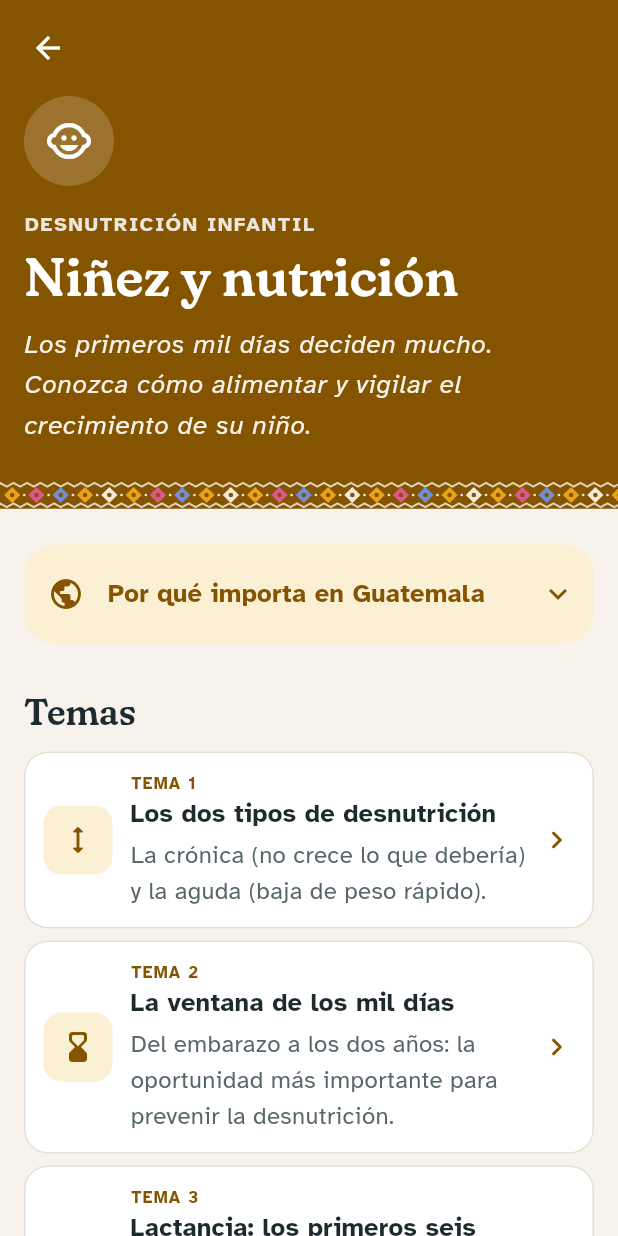
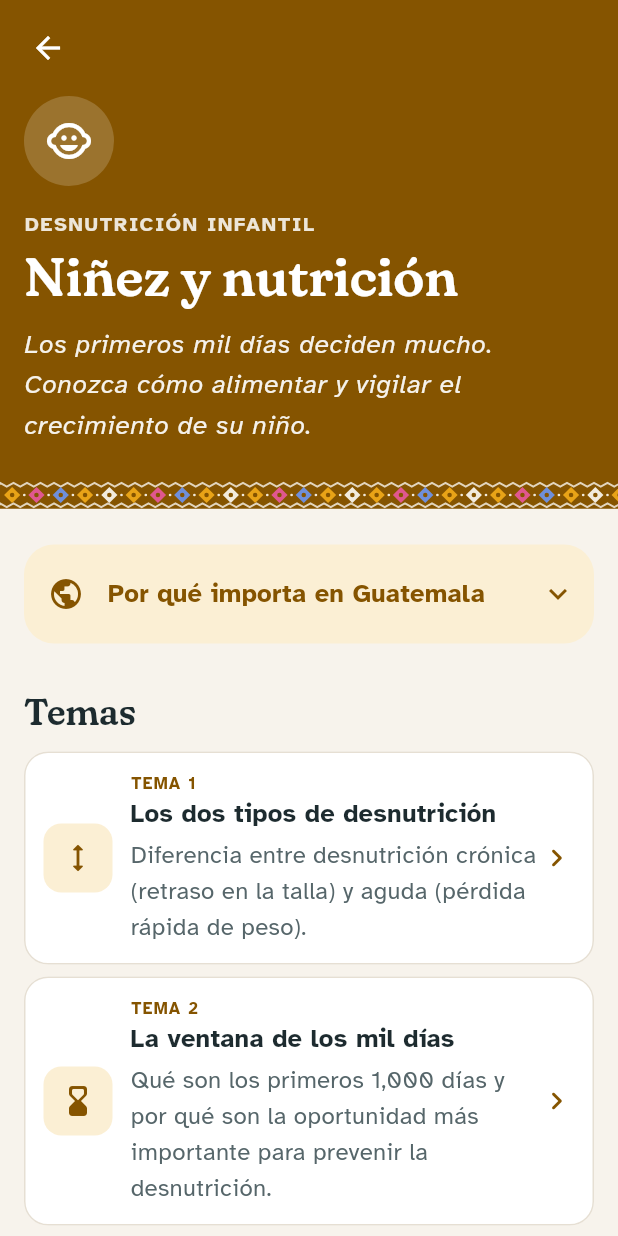
Before and after one commit to gabrielyat-sketch/Proyecto-grupo, a Flutter app: the screen it shows after launch, after a tap on "Niñez y nutrición", on a phone screen of 412 x 824 dp. Run offline on Flutter 3.47's test engine with Material 3 defaults, Android fonts, the phone set to English and light mode, and no system bars.

Commit message:
App movil: textos fieles al documento del CAP
Se comparo linea por linea el documento con la app. No faltaba
contenido, pero habia titulos y resumenes acortados y detalles que
cambiaban el sentido:

- Unos 20 titulos y resumenes vuelven a decir lo del documento.
- "Cerca de 1 de cada 4 mujeres": se habia perdido el "cerca de" y la
  cifra parecia exacta.
- Frases que faltaban: "Esto confunde a muchas familias", "los datos
  son duros y recientes", "que es una de las principales causas".
- Emergencias: "24 horas", como dice el documento (el "todos los dias"
  no venia en el).

Co-Authored-By: Claude Opus 5.5 (1M context) <noreply@anthropic.com>

```diff
--- a/cap-movil/lib/datos/datos_cap.dart
+++ b/cap-movil/lib/datos/datos_cap.dart
@@ -37,5 +37,5 @@ abstract final class DatosCap {
   static const bool cifrasPresionVerificadas = false;
 
   /// Atención de emergencias. Este sí viene confirmado en el documento.
-  static const String horarioEmergencias = '24 horas, todos los días';
+  static const String horarioEmergencias = '24 horas';
 }
--- a/cap-movil/lib/datos/eje_embarazo.dart
+++ b/cap-movil/lib/datos/eje_embarazo.dart
@@ -52,10 +52,10 @@ const ejeEmbarazo = Eje(
   porQueImporta: [
     Parrafo(
         'Guatemala tiene una **Ley para la Maternidad Saludable** (Decreto 32-2010) que obliga al Estado a garantizar atención prenatal gratuita, con énfasis en la cantidad de controles, la vigilancia nutricional de la mujer y la identificación de signos de peligro.'),
-    Cifra('1 de cada 4',
-        'mujeres no llega al mínimo de cuatro controles prenatales recomendados. El problema es mayor en el área rural.'),
     Parrafo(
-        'Hasta julio de 2026 el OSAR registró **1,294 embarazos en niñas de 10 a 14 años** en el país, con Alta Verapaz en segundo lugar (185 casos), solo detrás de Huehuetenango. Durante 2025 hubo 2,101 nacimientos de niñas de 10 a 14 años y 54,788 partos de adolescentes de 15 a 19 años.'),
+        'Aun así, cerca de **1 de cada 4 mujeres** no llega al mínimo de cuatro controles prenatales recomendados, y el problema es mayor en el área rural.'),
+    Parrafo(
+        'Sobre embarazo en niñas y adolescentes, los datos son duros y recientes. Hasta julio de 2026 el OSAR registró **1,294 embarazos en niñas de 10 a 14 años** en el país, con Alta Verapaz en segundo lugar (185 casos), solo detrás de Huehuetenango. Durante 2025 hubo 2,101 nacimientos de niñas de 10 a 14 años y 54,788 partos de adolescentes de 15 a 19 años.'),
     Aviso(Tono.cuidado,
         'Las niñas menores de 15 años tienen **14 veces más probabilidad** de morir durante el embarazo o el parto, y sus bebés tienen más riesgo de desnutrición crónica y muerte.'),
   ],
@@ -84,7 +84,7 @@ const ejeEmbarazo = Eje(
       ),
       Leccion(
         id: 'emb-control',
-        titulo: 'El control prenatal',
+        titulo: 'El control prenatal: cuántas veces y para qué',
         resumen: 'Cuántas veces ir y qué le hacen en cada visita.',
         icono: Icons.event_available_outlined,
         bloques: [
@@ -123,9 +123,9 @@ const ejeEmbarazo = Eje(
       ),
       Leccion(
         id: 'emb-alimentacion',
-        titulo: 'Alimentación en el embarazo',
+        titulo: 'Alimentación durante el embarazo',
         resumen:
-            'Qué comer con alimentos de la región, y por qué importan el hierro y el ácido fólico.',
+            'Qué comer durante el embarazo con alimentos de la región, y por qué el hierro y el ácido fólico importan.',
         icono: Icons.restaurant_rounded,
         bloques: [
           Parrafo(
@@ -162,7 +162,7 @@ const ejeEmbarazo = Eje(
       Leccion(
         id: 'emb-cuidados',
         titulo: 'Cuidados durante el embarazo',
-        resumen: 'Descanso, trabajo, higiene, sueño y ánimo.',
+        resumen: 'Descanso, trabajo, higiene, sueño y ánimo durante el embarazo.',
         icono: Icons.spa_outlined,
         bloques: [
           Lista([
@@ -183,7 +183,7 @@ const ejeEmbarazo = Eje(
       Leccion(
         id: 'emb-alarma',
         titulo: 'Señales de peligro en el embarazo',
-        resumen: 'Cuándo una embarazada debe buscar atención inmediata.',
+        resumen: 'Señales por las que una embarazada debe buscar atención inmediata.',
         icono: Icons.warning_amber_rounded,
         esAlarma: true,
         bloques: [
@@ -191,7 +191,7 @@ const ejeEmbarazo = Eje(
               'Vaya **de inmediato** al CAP o al hospital si presenta cualquiera de estas señales, a cualquier hora del día o de la noche:'),
           Senales(senalesEmbarazo),
           Aviso(Tono.alarma,
-              '**Dolor de cabeza fuerte + ver borroso + hinchazón de cara y manos.** Pueden ser señal de presión alta del embarazo, una de las principales causas de muerte materna. No espere.',
+              '**Dolor de cabeza fuerte + ver borroso + hinchazón de cara y manos.** Pueden ser señal de presión alta del embarazo, que es una de las principales causas de muerte materna. No espere.',
               titulo: 'Las tres más peligrosas juntas'),
           Aviso(Tono.consejo,
               'Tenga listo desde ahora: cómo va a llegar al servicio de salud, quién la lleva, quién cuida a los demás niños, y su carné de embarazada a la mano.'),
@@ -202,7 +202,7 @@ const ejeEmbarazo = Eje(
       Leccion(
         id: 'emb-parto',
         titulo: 'El parto y el plan de parto',
-        resumen: 'Cómo prepararse y qué decidir antes.',
+        resumen: 'Cómo prepararse para el parto y qué decisiones tomar antes.',
         icono: Icons.checklist_rounded,
         bloques: [
           Parrafo(
@@ -229,9 +229,9 @@ const ejeEmbarazo = Eje(
       ),
       Leccion(
         id: 'emb-posparto',
-        titulo: 'Después del parto',
+        titulo: 'Después del parto: usted y su bebé',
         resumen:
-            'Cuidados de usted y de su bebé, y señales de peligro en los primeros días.',
+            'Cuidados del puerperio, señales de peligro después del parto y el control posparto.',
         icono: Icons.child_friendly_outlined,
         bloques: [
           Parrafo(
@@ -240,7 +240,7 @@ const ejeEmbarazo = Eje(
               'Debe recibir atención dentro de las **primeras 24 a 48 horas** después del parto, y luego según le indiquen. Si el parto fue en casa, personal calificado debe visitarla en ese plazo.',
               titulo: 'Control posparto'),
           Senales(senalesPosparto,
-              titulo: 'Señales de peligro en la madre — busque atención de inmediato'),
+              titulo: 'Señales de peligro en la madre después del parto — busque atención de inmediato'),
           Senales(senalesRecienNacido,
               titulo: 'Señales de peligro en el recién nacido'),
           Aviso(Tono.consejo,
@@ -250,7 +250,7 @@ const ejeEmbarazo = Eje(
       ),
       Leccion(
         id: 'emb-espacios',
-        titulo: 'Espacio entre embarazos',
+        titulo: 'Espacios después del embarazo',
         resumen:
             'Por qué esperar entre un embarazo y otro protege a la madre y a los hijos.',
         icono: Icons.date_range_outlined,
@@ -276,7 +276,8 @@ const ejeEmbarazo = Eje(
       Leccion(
         id: 'pf-ley',
         titulo: 'Qué es y qué dice la ley',
-        resumen: 'Su derecho a la planificación familiar, gratis en el sistema público.',
+        resumen:
+            'Derecho a los servicios de planificación familiar en Guatemala y gratuidad en el sistema público.',
         icono: Icons.gavel_rounded,
         bloques: [
           Parrafo(
@@ -298,8 +299,9 @@ const ejeEmbarazo = Eje(
       ),
       Leccion(
         id: 'pf-metodos',
-        titulo: 'Los métodos del MSPAS',
-        resumen: 'Cómo funciona cada método y para quién es más apropiado.',
+        titulo: 'Los métodos disponibles en el MSPAS',
+        resumen:
+            'Lista de los métodos que entrega el sistema público, cómo funcionan y para quién son más apropiados.',
         icono: Icons.grid_view_rounded,
         bloques: [
           Parrafo(
@@ -360,7 +362,7 @@ const ejeEmbarazo = Eje(
       ),
       Leccion(
         id: 'pf-emergencia',
-        titulo: 'La píldora de emergencia',
+        titulo: 'La píldora de emergencia (PAE)',
         resumen: 'Qué es la anticoncepción de emergencia, cuándo se usa y qué no es.',
         icono: Icons.medication_liquid_outlined,
         bloques: [
@@ -381,7 +383,8 @@ const ejeEmbarazo = Eje(
       Leccion(
         id: 'pf-its',
         titulo: 'Infecciones de transmisión sexual y VIH',
-        resumen: 'Cómo prevenirlas y por qué hacerse la prueba en el embarazo.',
+        resumen:
+            'Prevención básica de ITS, importancia del condón y de la prueba en el embarazo.',
         icono: Icons.shield_outlined,
         bloques: [
           Parrafo(
@@ -412,7 +415,7 @@ const ejeEmbarazo = Eje(
         id: 'ado-magnitud',
         titulo: 'Por qué importa la edad',
         resumen:
-            'El embarazo adolescente en Guatemala y en las Verapaces, y sus riesgos reales.',
+            'La magnitud del embarazo adolescente en Guatemala y en Alta y Baja Verapaz, y sus riesgos reales.',
         icono: Icons.insights_rounded,
         bloques: [
           Parrafo(
@@ -435,9 +438,9 @@ const ejeEmbarazo = Eje(
       ),
       Leccion(
         id: 'ado-ley',
-        titulo: 'Lo que dice la ley',
+        titulo: 'Lo que dice la ley en Guatemala',
         resumen:
-            'Toda relación sexual con una menor de 14 años es violación. Dónde denunciar.',
+            'En Guatemala, toda relación sexual con una menor de 14 años es violación. Ruta de denuncia.',
         icono: Icons.balance_rounded,
         bloques: [
           Parrafo(
@@ -470,7 +473,8 @@ const ejeEmbarazo = Eje(
       Leccion(
         id: 'ado-decidir',
         titulo: 'Para adolescentes: decidir con información',
-        resumen: 'Sus derechos en el servicio de salud y cómo prevenir un embarazo.',
+        resumen:
+            'Derechos de la persona adolescente en los servicios de salud y cómo prevenir un embarazo.',
         icono: Icons.lightbulb_outline_rounded,
         bloques: [
           Parrafo(
--- a/cap-movil/lib/datos/eje_ninez.dart
+++ b/cap-movil/lib/datos/eje_ninez.dart
@@ -46,7 +46,7 @@ const ejeNinez = Eje(
         id: 'ninez-tipos',
         titulo: 'Los dos tipos de desnutrición',
         resumen:
-            'La crónica (no crece lo que debería) y la aguda (baja de peso rápido).',
+            'Diferencia entre desnutrición crónica (retraso en la talla) y aguda (pérdida rápida de peso).',
         icono: Icons.height_rounded,
         bloques: [
           Subtitulo('Desnutrición crónica: el niño no crece lo que debería'),
@@ -67,7 +67,7 @@ const ejeNinez = Eje(
         id: 'ninez-mil-dias',
         titulo: 'La ventana de los mil días',
         resumen:
-            'Del embarazo a los dos años: la oportunidad más importante para prevenir la desnutrición.',
+            'Qué son los primeros 1,000 días y por qué son la oportunidad más importante para prevenir la desnutrición.',
         icono: Icons.hourglass_bottom_rounded,
         bloques: [
           Parrafo(
@@ -101,7 +101,7 @@ const ejeNinez = Eje(
       ),
       Leccion(
         id: 'ninez-lactancia',
-        titulo: 'Lactancia: los primeros seis meses',
+        titulo: 'Lactancia materna: los primeros seis meses',
         resumen: 'Por qué solo leche materna hasta los seis meses y cómo lograrlo.',
         icono: Icons.volunteer_activism_outlined,
         bloques: [
@@ -130,8 +130,8 @@ const ejeNinez = Eje(
       ),
       Leccion(
         id: 'ninez-comida',
-        titulo: 'De los 6 meses a los 2 años',
-        resumen: 'La comida que acompaña al pecho, por edades.',
+        titulo: 'De los 6 meses a los 2 años: la comida que acompaña al pecho',
+        resumen: 'Cómo introducir alimentos a partir de los seis meses.',
         icono: Icons.soup_kitchen_outlined,
         bloques: [
           Parrafo(
@@ -208,7 +208,7 @@ const ejeNinez = Eje(
         id: 'ninez-deteccion',
         titulo: 'Cómo se detecta la desnutrición aguda',
         resumen:
-            'La cinta de colores, el peso y la talla, y la prueba del pie.',
+            'Qué es la cinta MUAC, qué significan sus colores y cómo se revisa el edema. Información para que la familia entienda el procedimiento.',
         icono: Icons.straighten_rounded,
         bloques: [
           Parrafo(
@@ -231,14 +231,14 @@ const ejeNinez = Eje(
           Parrafo(
               'El personal presiona con los dedos la parte de arriba de los dos pies del niño durante unos segundos. Si al quitar los dedos queda un hoyito hundido, hay edema.'),
           Aviso(Tono.alarma,
-              'El edema en los dos pies es señal de **desnutrición aguda severa**, aunque el niño se vea "gordito". Un niño hinchado puede estar gravemente desnutrido.'),
+              'El edema en los dos pies es señal de **desnutrición aguda severa**, aunque el niño se vea "gordito". Esto confunde a muchas familias: un niño hinchado puede estar gravemente desnutrido.'),
           Aviso(Tono.info,
               'Estas mediciones las hace personal capacitado. Esta app le explica qué le van a hacer a su niño y por qué, no le enseña a diagnosticarlo usted.'),
         ],
       ),
       Leccion(
         id: 'ninez-alarma',
-        titulo: 'Señales de alarma en la niñez',
+        titulo: 'Señales de alarma: niñez',
         resumen: 'Cuándo llevar a un niño al CAP sin esperar.',
         icono: Icons.warning_amber_rounded,
         esAlarma: true,
--- a/cap-movil/lib/datos/eje_presion.dart
+++ b/cap-movil/lib/datos/eje_presion.dart
@@ -29,7 +29,7 @@ const ejePresion = Eje(
           Parrafo(
               'La hipertensión es el principal factor de riesgo de muerte en el país según la guía del MSPAS. Las cifras de prevalencia varían entre fuentes: la OPS reportó 21.2% de personas de 18 años o más con presión elevada en 2015, mientras que el MSPAS ha advertido públicamente de un incremento sostenido desde 2022, sobre todo en mayores de 40 años.'),
           Cifra('30%',
-              'de las muertes del país en 2022 fueron por enfermedades cardiovasculares.'),
+              'de las muertes del país en 2022, aproximadamente, fueron por enfermedades cardiovasculares.'),
         ]
       : [],
   secciones: [
@@ -38,7 +38,7 @@ const ejePresion = Eje(
         id: 'presion-que-es',
         titulo: '¿Qué es la presión alta?',
         resumen:
-            'Cuando la sangre empuja con demasiada fuerza. Casi nunca duele, por eso hay que medirla.',
+            'La presión alta es cuando la sangre empuja con demasiada fuerza dentro de las venas. Casi nunca duele, por eso hay que medirla.',
         icono: Icons.water_drop_outlined,
         bloques: [
           Parrafo(
@@ -56,7 +56,8 @@ const ejePresion = Eje(
       Leccion(
         id: 'presion-numeros',
         titulo: '¿Qué significan los números?',
-        resumen: 'Los dos números de la presión y cuándo se considera alta.',
+        resumen:
+            'Los dos números de la presión y qué quieren decir. Cuándo se considera alta.',
         icono: Icons.speed_rounded,
         bloques: [
           Parrafo(
@@ -80,7 +81,8 @@ const ejePresion = Eje(
       Leccion(
         id: 'presion-riesgo',
         titulo: '¿Quiénes tienen más riesgo?',
-        resumen: 'Lo que aumenta la probabilidad de tener presión alta.',
+        resumen:
+            'Factores que aumentan la probabilidad de tener presión alta. Cuáles se pueden cambiar y cuáles no.',
         icono: Icons.groups_outlined,
         bloques: [
           Parrafo('Hay cosas que aumentan el riesgo y no se pueden cambiar:'),
@@ -95,7 +97,8 @@ const ejePresion = Eje(
       Leccion(
         id: 'presion-prevenir',
         titulo: 'Cómo prevenir la presión alta',
-        resumen: 'Seis medidas sencillas, según las recomendaciones del MSPAS.',
+        resumen:
+            'Seis medidas sencillas para prevenir la hipertensión, según las recomendaciones del MSPAS.',
         icono: Icons.directions_walk_rounded,
         bloques: [
           Lista([
@@ -110,7 +113,7 @@ const ejePresion = Eje(
       ),
       Leccion(
         id: 'presion-alimentacion',
-        titulo: 'Alimentación para la presión alta',
+        titulo: 'Alimentación para personas con presión alta',
         resumen: 'Qué comer y qué evitar cuando se tiene hipertensión.',
         icono: Icons.restaurant_rounded,
         bloques: [
@@ -172,7 +175,7 @@ const ejePresion = Eje(
       ),
       Leccion(
         id: 'presion-tratamiento',
-        titulo: 'Vivir con presión alta',
+        titulo: 'Vivir con presión alta: el tratamiento',
         resumen:
             'Por qué no se deben suspender las pastillas y cómo llevar el control en el CAP.',
         icono: Icons.medication_outlined,
@@ -195,7 +198,7 @@ const ejePresion = Eje(
       ),
       Leccion(
         id: 'presion-alarma',
-        titulo: 'Señales de alarma',
+        titulo: 'Señales de alarma: presión alta',
         resumen:
             'Cuándo una persona con presión alta debe buscar atención inmediata.',
         icono: Icons.warning_amber_rounded,
```
